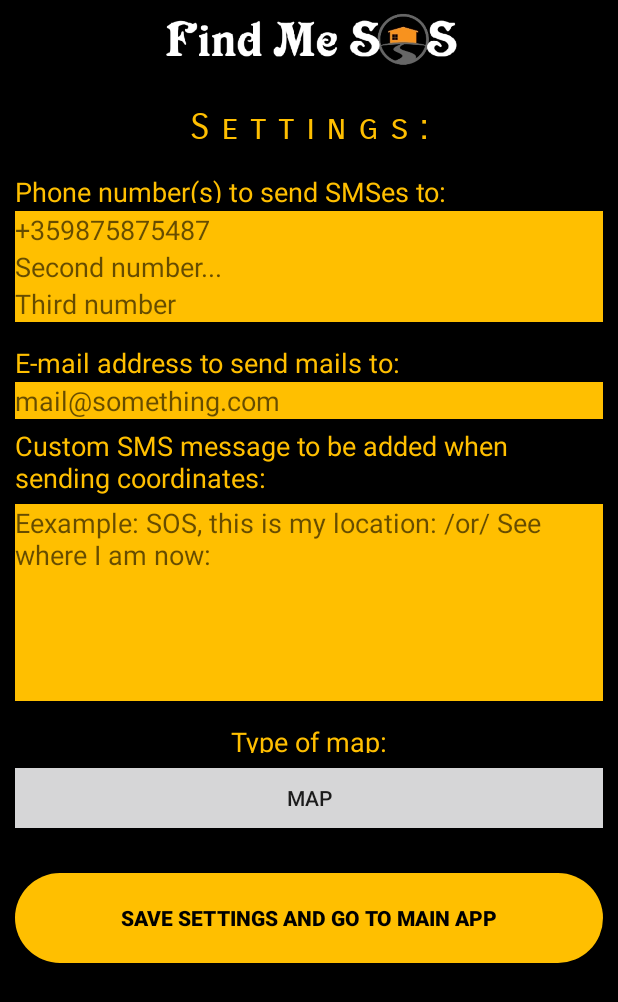
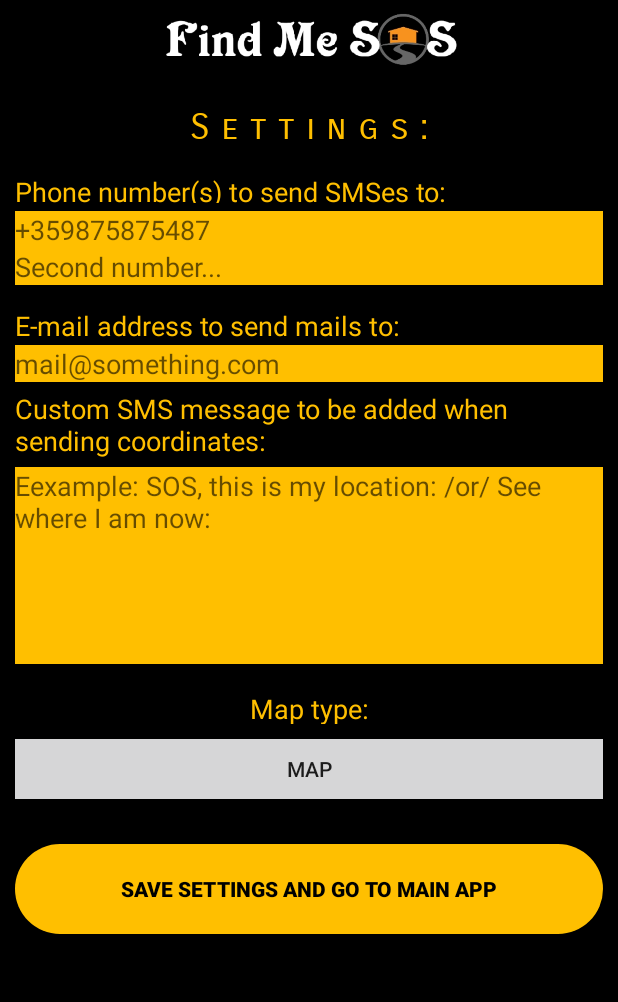
Before and after one commit to aminkov/FindMeSOS, an Android app: the Settings screen opened directly, with no data from a screen before it, on a phone screen of 412 x 824 dp. Shown: the top 1002 px of the screen. Run offline under Robolectric (Android 15) with nearby library versions, the phone set to English and light mode, and no system bars; network calls fail.

Commit message:
Improving the toggle button

```diff
--- a/app/src/main/java/com/minrax/findmesos/MainActivity.java
+++ b/app/src/main/java/com/minrax/findmesos/MainActivity.java
@@ -261,12 +261,12 @@ public class MainActivity extends AppCompatActivity implements LocationListener
     }
     private String createGoogleMapsAPIURL() {
         String SIZE = "300x230";
-        int ZOOM = 18;
+        int ZOOM;
         String MAPTYPE;
-        String SCALE = "4";
+        String SCALE;
         String IMAGE_FORMAT = "jpg-baseline";   //available formats are: png8, png32, gif, jpg, jpg-baseline
         String MAP_MARKER_COLOR = "Red";
-        if (getPreferenceValue("terrainon") == "true") {MAPTYPE = "satellite";} else {MAPTYPE = "roadmap";}
+        if (getPreferenceValue("terrainon") == "true") {MAPTYPE = "satellite"; SCALE="4"; ZOOM=18;} else {MAPTYPE = "roadmap"; SCALE="1"; ZOOM=16;}
         return "https://maps.googleapis.com/maps/api/staticmap?center="+returnRawLocation()+"&maptype="+MAPTYPE+"&scale="+SCALE+"&zoom="+ZOOM+"&format="+IMAGE_FORMAT+"&size="+SIZE+"&maptype="+MAPTYPE+"&markers=color:"+MAP_MARKER_COLOR+"%7Clabel:L%7C"+returnRawLocation()+"&key="+APIKEY;
     }
     //Button functions
--- a/app/src/main/java/com/minrax/findmesos/Settings.java
+++ b/app/src/main/java/com/minrax/findmesos/Settings.java
@@ -36,19 +36,19 @@ import androidx.appcompat.app.AppCompatActivity;
         private void saveSettingsValues() {
             EditText phone1 = findViewById(R.id.phonenumber1);
             EditText phone2 = findViewById(R.id.phonenumber2);
-            EditText phone3 = findViewById(R.id.phonenumber3);
+            //EditText phone3 = findViewById(R.id.phonenumber3);
             EditText email1 = findViewById(R.id.sendtoemail1);
             EditText smsmsg = findViewById(R.id.smsMessage);
             ToggleButton maptype = findViewById(R.id.maptypeswitch);
             String strphone1 = phone1.getText().toString();
             String strphone2 = phone2.getText().toString();
-            String strphone3 = phone3.getText().toString();
+            //String strphone3 = phone3.getText().toString();
             String strsendtoemail1 = email1.getText().toString();
             String strSMSMessage = smsmsg.getText().toString();
             String terrainon = String.valueOf(maptype.isChecked());
             writeToPreference("p1", strphone1);
             writeToPreference("p2", strphone2);
-            writeToPreference("p3", strphone3);
+            //writeToPreference("p3", strphone3);
             writeToPreference("e1", strsendtoemail1);
             writeToPreference("smsMessage", strSMSMessage);
             writeToPreference("terrainon", terrainon);
@@ -58,13 +58,13 @@ import androidx.appcompat.app.AppCompatActivity;
         private void loadSavedSettings() {
             EditText phone1 = findViewById(R.id.phonenumber1);
             EditText phone2 = findViewById(R.id.phonenumber2);
-            EditText phone3 = findViewById(R.id.phonenumber3);
+            //EditText phone3 = findViewById(R.id.phonenumber3);
             EditText email1 = findViewById(R.id.sendtoemail1);
             EditText smsmsg = findViewById(R.id.smsMessage);
             ToggleButton maptype = findViewById(R.id.maptypeswitch);
             phone1.setText(getPreferenceValue("p1"));
             phone2.setText(getPreferenceValue("p2"));
-            phone3.setText(getPreferenceValue("p3"));
+            //phone3.setText(getPreferenceValue("p3"));
             email1.setText(getPreferenceValue("e1"));
             smsmsg.setText(getPreferenceValue("smsMessage"));
             maptype.setChecked(Boolean.parseBoolean(getPreferenceValue("terrainon")));
--- a/app/src/main/res/layout/activity_main.xml
+++ b/app/src/main/res/layout/activity_main.xml
@@ -55,7 +55,7 @@
 
     <LinearLayout
         android:layout_width="match_parent"
-        android:layout_height="25dp"
+        android:layout_height="36dp"
         android:layout_gravity="center_horizontal"
         android:gravity="center_vertical">
         <TextView
--- a/app/src/main/res/layout/activity_settings.xml
+++ b/app/src/main/res/layout/activity_settings.xml
@@ -13,6 +13,7 @@
     android:paddingLeft="10dp"
     android:paddingRight="10dp"
     android:shrinkColumns="0"
+    android:stretchColumns="1"
     >
         <TableRow
             android:id="@+id/zeroRow"
@@ -103,16 +104,6 @@
             android:layout_height="wrap_content"
             android:gravity="center"
             >
-                <EditText
-                    android:id="@+id/phonenumber3"
-                    android:layout_width="match_parent"
-                    android:layout_height="wrap_content"
-                    android:ems="0"
-                    android:inputType="phone"
-                    android:background="#ffbf00"
-                    android:hint="@string/number3"
-                    android:textSize="18sp"
-                    android:importantForAutofill="no" />
 
         </TableRow>
         <TableRow
@@ -185,8 +176,7 @@
                 android:scrollbars="vertical"
                 android:hint="@string/sample_sms_message_hint"
                 android:background="#ffbf00"
-                android:textSize="18sp"
-                    android:importantForAutofill="no" />
+                android:textSize="18sp" android:importantForAutofill="no" />
 
 
         </TableRow>
@@ -194,36 +184,34 @@
             android:id="@+id/eightRow"
             android:layout_width="match_parent"
             android:layout_height="wrap_content"
-            android:gravity="center"
-
+            android:gravity="center|center_vertical"
             >
 
 
                 <TextView
-                    android:layout_width="50dp"
-                    android:layout_height="wrap_content"
-                    android:text="Type of map:"
+                    android:layout_width="wrap_content"
+                    android:layout_height="30dp"
+                    android:layout_marginTop="10dp"
                     android:gravity="center"
+                    android:text="Map type:"
                     android:textColor="#ffbf00"
-                    android:layout_marginTop="10dp"
                     android:textSize="18sp" />
-
-
         </TableRow>
 
         <TableRow
             android:id="@+id/ninhtRow"
-            android:layout_width="match_parent"
+            android:layout_width="wrap_content"
             android:layout_height="wrap_content"
-            android:gravity="center"
-            android:layout_marginTop="10dp">
+            android:layout_marginTop="10dp"
+            android:gravity="center">
+
                 <ToggleButton
                     android:id="@+id/maptypeswitch"
-                    android:layout_width="100dp"
+                    android:layout_width="wrap_content"
                     android:layout_height="40dp"
                     android:background="@drawable/toggle_selector"
                     android:checked="false"
-                    android:text="Map type"
+                    android:text="Map settings"
                     android:textOff="Map"
                     android:textOn="Satellite" />
         </TableRow>
@@ -248,4 +236,5 @@
         </TableRow>
 </TableLayout>
 
+
 </ScrollView>
```
